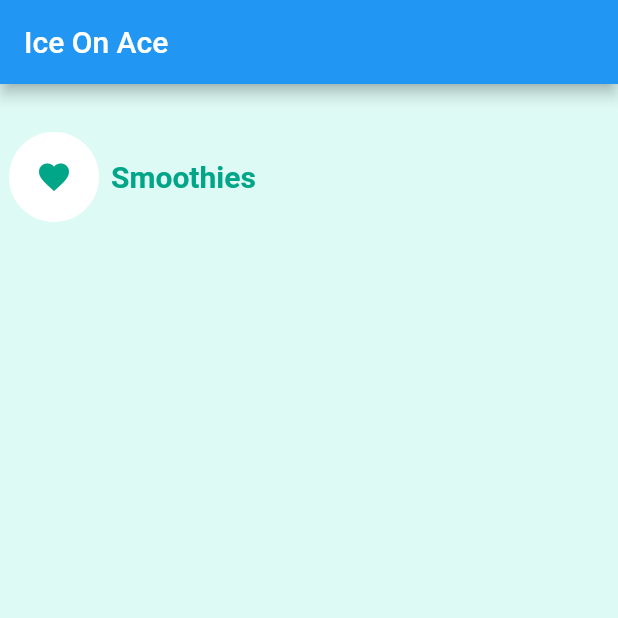
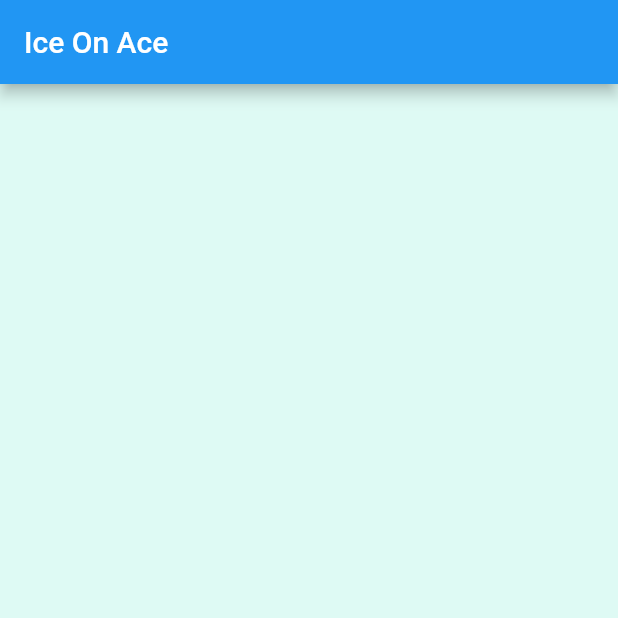
Before and after one commit to jessecodesNblends/IceOnAce, a Flutter app: the screen it shows after launch, on a phone screen of 412 x 824 dp, the top half of it. Run offline on Flutter 3.47's test engine with Material 2 defaults, Android fonts, the phone set to English and light mode, and no system bars.

```diff
--- a/lib/main.dart
+++ b/lib/main.dart
@@ -1,6 +1,8 @@
 import 'package:flutter/material.dart';
 import 'package:ice_on_ace/models/product.dart';
 import 'package:ice_on_ace/values/colours.dart';
+
+
 
 void main () {
 	runApp(
@@ -13,17 +15,6 @@ void main () {
 
 class HomePage extends StatelessWidget{
 
-	final products = [
-		Product(title: "Mango", price: 2.50, type: "Smoothie"),
-		Product(title: "Green Power", price: 4.00, type: "Smoothie"),
-		Product(title: "Pineapple Ice", price: 3.20, type: "Smoothie"),
-		Product(title: "Sobolo", price: 1.50, type: "Smoothie"),
-		Product(title: "Brukina", price: 2.00, type: "Smoothie"),
-		Product(title: "Pitoo", price: 3.20, type: "Smoothie"),
-		Product(title: "Brukutu", price: 2.50, type: "Smoothie"),
-		Product(title: "Vanilla Ice", price: 4.00, type: "Smoothie"),
-		Product(title: "Vodka Cream", price: 3.20, type: "Smoothie"),
-	];
 
 	@override
 	Widget build(BuildContext context) {
@@ -32,33 +23,6 @@ class HomePage extends StatelessWidget{
 			appBar: AppBar(
 				title: Text("Ice On Ace"),
 			),
-			body: Container(
-				padding: EdgeInsets.symmetric(horizontal: 6),
-			  child: SingleChildScrollView(
-			  	child: Column(
-			  		crossAxisAlignment: CrossAxisAlignment.start,
-			  		children: <Widget>[
-			  			Row(
-			  				children: <Widget>[
-			  					Container(
-			  						margin: EdgeInsets.fromLTRB(0, 32, 8, 32),
-			  						padding: EdgeInsets.all(16),
-			  						decoration: BoxDecoration(
-										color: Colors.white,
-			  							border: Border.all(width: 2, color: Colors.white),
-			  							borderRadius: BorderRadius.all(Radius.circular(32))),
-			  						child: Icon(Icons.favorite, color: IceOnAceColours.GREEN,),
-			  					),
-			  					Text("Smoothies", style: TextStyle(fontSize: 20, fontWeight: FontWeight.bold, color: IceOnAceColours.GREEN))
-			  				],
-			  			),
-
-
-
-			    	],
-			    ),
-			  ),
-			),
 		);
 	}
 }
```
Also changed, not shown: lib/widgets/home.dart (+35 -1 lines).
